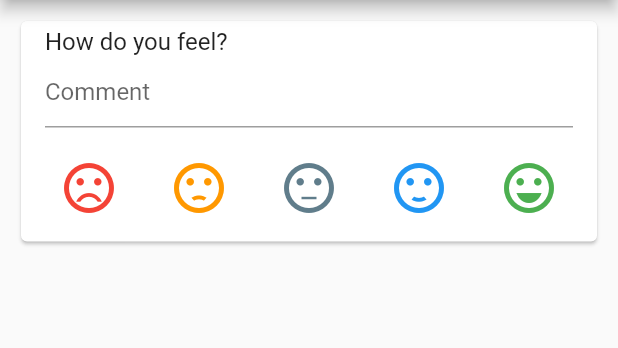
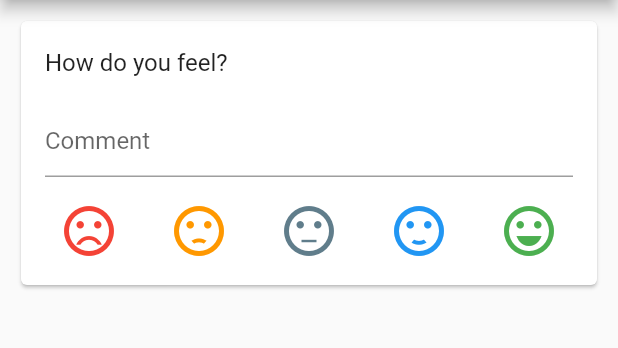
Before and after one commit to Epse/keepmood, a Flutter app: the screen it shows after launch, on a phone screen of 412 x 824 dp, the part 84-432 px from its top. Run offline on Flutter 3.47's test engine with Material 2 defaults, Android fonts, the phone set to English and light mode, and no system bars; our stand-ins replace charts_flutter, sqflite; accounts and stored records are empty.

Commit message:
aesthetic improvements

```diff
--- a/lib/widgets/moodselector.dart
+++ b/lib/widgets/moodselector.dart
@@ -23,12 +23,20 @@ class MoodSelector extends StatelessWidget {
   @override
   Widget build(BuildContext context) {
     return new Card(
-        child: Container(
         child: Column(
       children: <Widget>[
         ListTile(
           title: Text("How do you feel?"),
-            subtitle: TextField(
+          //subtitle: TextField(
+          //  controller: controller,
+          //  onChanged: _commentChanged,
+          //  decoration: new InputDecoration(
+          //    hintText: "Comment",
+          //  )),
+        ),
+        Container(
+          padding: new EdgeInsets.symmetric(horizontal: 16.0),
+            child: TextField(
           controller: controller,
           onChanged: _commentChanged,
           decoration: new InputDecoration(
@@ -68,6 +76,6 @@ class MoodSelector extends StatelessWidget {
           ],
         )),
       ],
-    )));
+    ));
   }
 }
```
Also changed, not shown: lib/widgets/moodevent.dart (+11 -5 lines). Lines whose indentation alone changed are shown as unchanged.
